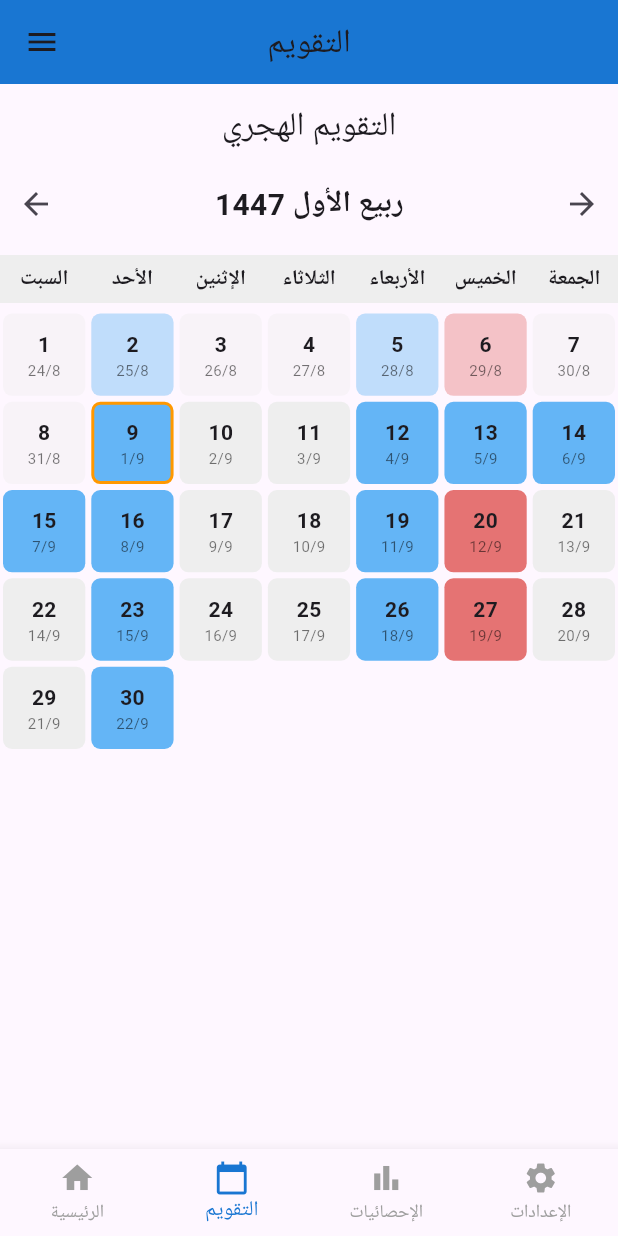
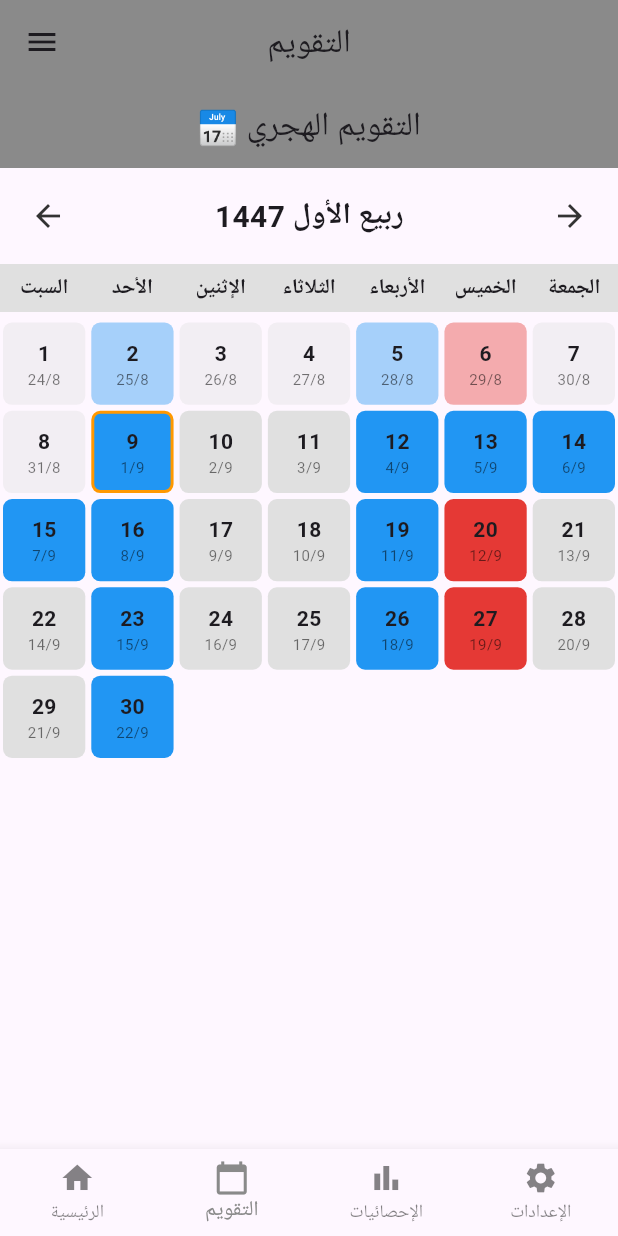
Before and after one commit to SaadElsayed93/SoomApp, a Flutter app: the screen it shows after launch, item 2 of the bottom bar chosen, after a tap on the "arrow back" icon, after a tap on the "arrow forward" icon, on a phone screen of 412 x 824 dp. Run offline on Flutter 3.47's test engine with Material 3 defaults, Android fonts, the phone set to English and light mode, and no system bars; our stand-ins replace hijri; Roboto replaces fonts that are missing (Cairo).

Commit message:
Refactor app colors: update primary color, add fasting-related colors, and enhance UI consistency across screens

```diff
--- a/lib/core/theme/app_colors.dart
+++ b/lib/core/theme/app_colors.dart
@@ -1,8 +1,18 @@
 import 'package:flutter/material.dart';
 
 class AppColors {
-  static const primary = Color(0xFF1976D2);
-  static const background = Color(0xFFF5F5F5);
+  // 🎨 الألوان الأساسية للتطبيق
+  static const primary = Color.fromARGB(255, 138, 138, 138);
+  static const textDark = Color(0xFF333333);
+  static const textLight = Color(0xFF757575); // رمادي غامق شوية للنصوص الثانوية
 
-  static var textDark;
+  // 🎨 ألوان الصيام
+  static const obligatoryFasting = Color(0xFF4CAF50); // أخضر - واجب
+  static const recommendedFasting = Color(0xFF2196F3); // أزرق - مستحب
+  static const forbiddenFasting = Color(0xFFE53935); // أحمر - منهي
+  static const normalDay = Color(0xFFE0E0E0); // رمادي فاتح - عادي
+
+  // 🎨 ألوان إضافية
+  static const highlightDay = Color(0xFFFFF3E0); // برتقالي فاتح - اليوم الحالي
+  static const selectedDay = Color(0xFFD1C4E9); // بنفسجي فاتح - يوم مختار
 }
--- a/lib/screens/calendar_screen.dart
+++ b/lib/screens/calendar_screen.dart
@@ -2,21 +2,8 @@ import 'package:flutter/material.dart';
 import 'package:hijri/hijri_calendar.dart';
 import '../services/fasting_day_service.dart';
 import '../models/fasting_day.dart';
-
-const Map<int, String> hijriMonthsArabic = {
-  1: "محرم",
-  2: "صفر",
-  3: "ربيع الأول",
-  4: "ربيع الآخر",
-  5: "جمادى الأولى",
-  6: "جمادى الآخرة",
-  7: "رجب",
-  8: "شعبان",
-  9: "رمضان",
-  10: "شوال",
-  11: "ذو القعدة",
-  12: "ذو الحجة",
-};
+import '../core/utils/date_helper.dart';
+import '../core/theme/app_colors.dart';
 
 class CalendarScreen extends StatefulWidget {
   const CalendarScreen({super.key});
@@ -39,13 +26,12 @@ class _CalendarScreenState extends State<CalendarScreen> {
   void _nextMonth() {
     setState(() {
       if (_currentHijriMonth.hMonth == 12) {
-        _currentHijriMonth = HijriCalendar()
+        _currentHijriMonth
           ..hYear = _currentHijriMonth.hYear + 1
           ..hMonth = 1
           ..hDay = 1;
       } else {
-        _currentHijriMonth = HijriCalendar()
-          ..hYear = _currentHijriMonth.hYear
+        _currentHijriMonth
           ..hMonth = _currentHijriMonth.hMonth + 1
           ..hDay = 1;
       }
@@ -55,13 +41,12 @@ class _CalendarScreenState extends State<CalendarScreen> {
   void _prevMonth() {
     setState(() {
       if (_currentHijriMonth.hMonth == 1) {
-        _currentHijriMonth = HijriCalendar()
+        _currentHijriMonth
           ..hYear = _currentHijriMonth.hYear - 1
           ..hMonth = 12
           ..hDay = 1;
       } else {
-        _currentHijriMonth = HijriCalendar()
-          ..hYear = _currentHijriMonth.hYear
+        _currentHijriMonth
           ..hMonth = _currentHijriMonth.hMonth - 1
           ..hDay = 1;
       }
@@ -75,10 +60,12 @@ class _CalendarScreenState extends State<CalendarScreen> {
       _currentHijriMonth.hMonth,
     );
 
+    // عشان نعرف في أي يوم يبدأ الشهر
     final firstDayHijri = HijriCalendar()
       ..hYear = _currentHijriMonth.hYear
       ..hMonth = _currentHijriMonth.hMonth
       ..hDay = 1;
+
     final firstDayGregorian = firstDayHijri.hijriToGregorian(
       firstDayHijri.hYear,
       firstDayHijri.hMonth,
@@ -88,36 +75,38 @@ class _CalendarScreenState extends State<CalendarScreen> {
     final startWeekday = firstDayGregorian.weekday % 7; // السبت = 0
 
     return Scaffold(
-      appBar: AppBar(title: const Text("التقويم الهجري"), centerTitle: true),
+      appBar: AppBar(
+        title: const Text("📅 التقويم الهجري"),
+        centerTitle: true,
+        backgroundColor: AppColors.primary,
+      ),
       body: Column(
         children: [
           // 🔹 الهيدر
-          Row(
+          Padding(
+            padding: const EdgeInsets.all(8.0),
+            child: Row(
               mainAxisAlignment: MainAxisAlignment.spaceBetween,
               children: [
                 IconButton(
                   onPressed: _prevMonth,
-                icon: const Icon(Icons.arrow_back),
+                  icon: const Icon(Icons.arrow_back, color: AppColors.textDark),
                 ),
                 Text(
-                "${hijriMonthsArabic[_currentHijriMonth.hMonth]} ${_currentHijriMonth.hYear}",
-                style: const TextStyle(
-                  fontSize: 20,
-                  fontWeight: FontWeight.bold,
-                ),
+                  "${DateHelper.getHijriMonthName(_currentHijriMonth.hMonth)} ${_currentHijriMonth.hYear}",
+                  style: const TextStyle(fontSize: 20, fontWeight: FontWeight.bold),
                 ),
                 IconButton(
                   onPressed: _nextMonth,
-                icon: const Icon(Icons.arrow_forward),
+                  icon: const Icon(Icons.arrow_forward, color: AppColors.textDark),
                 ),
               ],
             ),
-
-          const SizedBox(height: 10),
+          ),
 
           // 🔹 أسماء الأيام
           Container(
-            color: Colors.grey.shade200,
+            color: AppColors.normalDay,
             padding: const EdgeInsets.symmetric(vertical: 6),
             child: Row(
               children: const [
@@ -138,12 +127,10 @@ class _CalendarScreenState extends State<CalendarScreen> {
           Expanded(
             child: GridView.builder(
               itemCount: days.length + startWeekday,
-              gridDelegate: const SliverGridDelegateWithFixedCrossAxisCount(
-                crossAxisCount: 7,
-              ),
+              gridDelegate: const SliverGridDelegateWithFixedCrossAxisCount(crossAxisCount: 7),
               itemBuilder: (context, index) {
                 if (index < startWeekday) {
-                  return const SizedBox();
+                  return const SizedBox(); // فراغ قبل أول يوم
                 }
 
                 final day = days[index - startWeekday];
@@ -165,16 +152,10 @@ class _CalendarScreenState extends State<CalendarScreen> {
                     child: Column(
                       mainAxisAlignment: MainAxisAlignment.center,
                       children: [
-                        Text(
-                          "${hijri.hDay}",
-                          style: const TextStyle(fontWeight: FontWeight.bold),
-                        ),
+                        Text("${hijri.hDay}", style: const TextStyle(fontWeight: FontWeight.bold)),
                         Text(
                           "${day.date.day}/${day.date.month}",
-                          style: const TextStyle(
-                            fontSize: 10,
-                            color: Colors.black54,
-                          ),
+                          style: const TextStyle(fontSize: 10, color: Colors.black54),
                         ),
                       ],
                     ),
@@ -188,7 +169,7 @@ class _CalendarScreenState extends State<CalendarScreen> {
     );
   }
 
-  /// 🎨 تحديد اللون المناسب
+  /// 🎨 اللون حسب النوع (مع تخفيف الأيام الماضية)
   Color _getDayColor(FastingDay day) {
     final today = DateTime.now();
     final isPast = day.date.isBefore(DateTime(today.year, today.month, today.day));
@@ -196,21 +177,21 @@ class _CalendarScreenState extends State<CalendarScreen> {
     Color base;
     switch (day.type) {
       case FastingType.obligatory:
-        base = Colors.green.shade300;
+        base = AppColors.obligatoryFasting;
         break;
       case FastingType.recommended:
-        base = Colors.blue.shade300;
+        base = AppColors.recommendedFasting;
         break;
       case FastingType.forbidden:
-        base = Colors.red.shade300;
+        base = AppColors.forbiddenFasting;
         break;
       case FastingType.normal:
       default:
-        base = Colors.grey.shade200;
+        base = AppColors.normalDay;
         break;
     }
 
-    return isPast ? base.withOpacity(0.4) : base; // 👈 لو اليوم فات يبقى اللون أفتح
+    return isPast ? base.withOpacity(0.4) : base;
   }
 
   /// 🔹 BottomSheet تفاصيل اليوم
@@ -218,13 +199,13 @@ class _CalendarScreenState extends State<CalendarScreen> {
     String typeText;
     switch (day.type) {
       case FastingType.obligatory:
-        typeText = "صوم واجب";
+        typeText = "📌 صوم واجب";
         break;
       case FastingType.recommended:
-        typeText = "صوم مستحب";
+        typeText = "🌿 صوم مستحب";
         break;
       case FastingType.forbidden:
-        typeText = "صوم ممنوع";
+        typeText = "🚫 صوم ممنوع";
         break;
       case FastingType.normal:
       default:
@@ -243,7 +224,7 @@ class _CalendarScreenState extends State<CalendarScreen> {
           mainAxisSize: MainAxisSize.min,
           children: [
             Text(
-              "اليوم ${hijri.hDay} ${hijriMonthsArabic[hijri.hMonth]} ${hijri.hYear} هـ",
+              "اليوم ${hijri.hDay} ${DateHelper.getHijriMonthName(hijri.hMonth)} ${hijri.hYear} هـ",
               style: const TextStyle(fontSize: 18, fontWeight: FontWeight.bold),
             ),
             const SizedBox(height: 10),
@@ -251,13 +232,10 @@ class _CalendarScreenState extends State<CalendarScreen> {
             const SizedBox(height: 10),
             Text("📌 النوع: $typeText", style: const TextStyle(fontSize: 16)),
             const SizedBox(height: 15),
-            const Text(
-              "📖 حديث أو فائدة عن الصيام يوضع هنا ...",
-              style: TextStyle(fontSize: 13, color: Colors.black54),
-              textAlign: TextAlign.center,
-            ),
+            Text(day.note ?? "لا يوجد ملاحظة", style: const TextStyle(fontSize: 13, color: Colors.black54)),
             const SizedBox(height: 20),
             ElevatedButton(
+              style: ElevatedButton.styleFrom(backgroundColor: AppColors.primary),
               onPressed: () => Navigator.pop(context),
               child: const Text("إغلاق"),
             )
--- a/lib/screens/home_screen.dart
+++ b/lib/screens/home_screen.dart
@@ -56,7 +56,7 @@ class _HomeScreenState extends State<HomeScreen> {
           const SizedBox(height: 12),
           const Text(
             "تعرف مواعيد الصيام المستحبة والممنوعة",
-            style: TextStyle(fontSize: 14, color: Colors.black54),
+            style: TextStyle(fontSize: 14, color: AppColors.textLight),
           ),
           const SizedBox(height: 12),
 
--- a/lib/screens/main_screen.dart
+++ b/lib/screens/main_screen.dart
@@ -21,6 +21,7 @@ class _MainScreenState extends State<MainScreen> {
     StatsScreen(),
     SettingsScreen(),
   ];
+
   void _onItemTapped(int index) {
     setState(() {
       _selectedIndex = index;
@@ -42,7 +43,7 @@ class _MainScreenState extends State<MainScreen> {
           padding: EdgeInsets.zero,
           children: [
             const DrawerHeader(
-              decoration: BoxDecoration(color: Colors.deepPurple),
+              decoration: BoxDecoration(color: AppColors.primary),
               child: Text(
                 "القائمة الرئيسية",
                 style: TextStyle(color: Colors.white, fontSize: 20),
@@ -91,7 +92,7 @@ class _MainScreenState extends State<MainScreen> {
         currentIndex: _selectedIndex,
         onTap: _onItemTapped,
         selectedItemColor: AppColors.primary,
-        unselectedItemColor: Colors.grey,
+        unselectedItemColor: AppColors.textDark.withOpacity(0.6),
         showUnselectedLabels: true,
         type: BottomNavigationBarType.fixed,
         items: const [
--- a/lib/widgets/fasting_day_card.dart
+++ b/lib/widgets/fasting_day_card.dart
@@ -3,6 +3,7 @@ import '../models/fasting_day.dart';
 import '../core/theme/app_text_styles.dart';
 import '../screens/fasting_detail_screen.dart';
 import '../core/utils/date_helper.dart';
+import '../core/theme/app_colors.dart';
 
 class FastingDayCard extends StatelessWidget {
   final FastingDay day;
@@ -15,20 +16,20 @@ class FastingDayCard extends StatelessWidget {
     String status;
     switch (day.type) {
       case FastingType.recommended:
-        color = Colors.green;
+        color = AppColors.recommendedFasting;
         status = "مستحب";
         break;
       case FastingType.obligatory: // رمضان
-        color = const Color.fromARGB(255, 24, 83, 27);
+        color = AppColors.obligatoryFasting;
         status = "واجب صيامه";
         break;
       case FastingType.forbidden:
-        color = Colors.red;
+        color = AppColors.forbiddenFasting;
         status = "منهي";
         break;
       case FastingType.normal:
       default:
-        color = Colors.grey;
+        color = AppColors.normalDay;
         status = "عادي";
     }
 
@@ -40,7 +41,7 @@ class FastingDayCard extends StatelessWidget {
       shape: RoundedRectangleBorder(borderRadius: BorderRadius.circular(16)),
       elevation: 1,
       margin: const EdgeInsets.symmetric(vertical: 8),
-      color: isToday ? Colors.blueGrey.shade50 : Colors.white, // ✅ اليوم الحالي بلون فاتح
+      color: isToday ? AppColors.highlightDay : Colors.white, // ✅ اليوم الحالي بلون ثابت من الثيم
       child: InkWell(
         borderRadius: BorderRadius.circular(16),
         onTap: () {
--- a/lib/widgets/week_navigator.dart
+++ b/lib/widgets/week_navigator.dart
@@ -21,25 +21,23 @@ class WeekNavigator extends StatelessWidget {
       child: Row(
         mainAxisAlignment: MainAxisAlignment.spaceBetween,
         children: [
-          // الأسبوع السابق
-          Expanded(
-            child: ElevatedButton(
+          // زر السابق (سهم لليسار)
+          ElevatedButton(
             style: ElevatedButton.styleFrom(
               backgroundColor: Colors.grey.shade200,
               foregroundColor: AppColors.textDark,
-                padding: const EdgeInsets.symmetric(vertical: 14),
+              padding: const EdgeInsets.symmetric(vertical: 14, horizontal: 18),
               shape: RoundedRectangleBorder(
                 borderRadius: BorderRadius.circular(12),
               ),
             ),
             onPressed: onPrevious,
-              child: Text("الأسبوع السابق", style: AppTextStyles.body),
-            ),
+            child: const Icon(Icons.arrow_back_ios, size: 20),
           ),
 
           const SizedBox(width: 8),
 
-          // الأسبوع الحالي
+          // الأسبوع الحالي (في النص)
           Expanded(
             child: ElevatedButton(
               style: ElevatedButton.styleFrom(
@@ -61,20 +59,18 @@ class WeekNavigator extends StatelessWidget {
 
           const SizedBox(width: 8),
 
-          // الأسبوع القادم
-          Expanded(
-            child: ElevatedButton(
+          // زر القادم (سهم لليمين)
+          ElevatedButton(
             style: ElevatedButton.styleFrom(
               backgroundColor: Colors.grey.shade200,
               foregroundColor: AppColors.textDark,
-                padding: const EdgeInsets.symmetric(vertical: 14),
+              padding: const EdgeInsets.symmetric(vertical: 14, horizontal: 18),
               shape: RoundedRectangleBorder(
                 borderRadius: BorderRadius.circular(12),
               ),
             ),
             onPressed: onNext,
-              child: Text("الأسبوع القادم", style: AppTextStyles.body),
-            ),
+            child: const Icon(Icons.arrow_forward_ios, size: 20),
           ),
         ],
       ),
--- a/pubspec.yaml
+++ b/pubspec.yaml
@@ -54,7 +54,7 @@ dev_dependencies:
 
 # The following section is specific to Flutter packages.
 flutter:
-
+  uses-material-design: true
   assets:
     - assets/data/fasting_days.json
 
```
Lines whose indentation alone changed are shown as unchanged.
